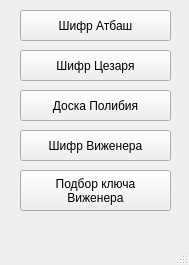
Above: uis/main_window.ui from decertos/CipherProgram before the change. Below: the same form after it.
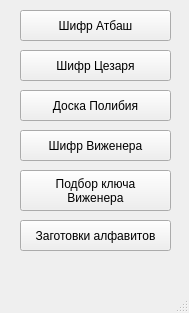
That is the form after the change.

Commit message: Added an Alphabets window

Patch:
```diff
--- a/uis/main_window.ui
+++ b/uis/main_window.ui
@@ -7,7 +7,7 @@
     <x>0</x>
     <y>0</y>
     <width>189</width>
-    <height>265</height>
+    <height>313</height>
    </rect>
   </property>
   <property name="windowTitle">
@@ -89,6 +89,19 @@
 Виженера</string>
     </property>
    </widget>
+   <widget class="QPushButton" name="alphabets">
+    <property name="geometry">
+     <rect>
+      <x>20</x>
+      <y>220</y>
+      <width>151</width>
+      <height>31</height>
+     </rect>
+    </property>
+    <property name="text">
+     <string>Заготовки алфавитов</string>
+    </property>
+   </widget>
   </widget>
   <widget class="QMenuBar" name="menubar">
    <property name="geometry">
```
The commit also changes 1 other file.
